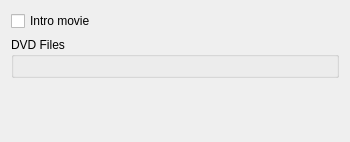
Above: src/widgets/dvdwizardvob_ui.ui from KDE/kdenlive before the change. Below: the same form after it.
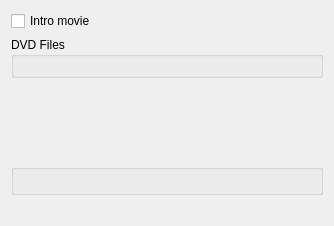
That is the form after the change. Custom widgets are drawn as their Qt base class.

The edit to the form file:
```diff
--- a/src/widgets/dvdwizardvob_ui.ui
+++ b/src/widgets/dvdwizardvob_ui.ui
@@ -5,8 +5,8 @@
    <rect>
     <x>0</x>
     <y>0</y>
-    <width>350</width>
-    <height>142</height>
+    <width>334</width>
+    <height>226</height>
    </rect>
   </property>
   <property name="windowTitle" >
@@ -20,7 +20,7 @@
      </property>
     </widget>
    </item>
-   <item row="0" column="1" >
+   <item row="0" column="1" colspan="2" >
     <widget class="KUrlRequester" name="intro_vob" >
      <property name="sizePolicy" >
       <sizepolicy vsizetype="Preferred" hsizetype="Expanding" >
@@ -30,10 +30,10 @@
      </property>
     </widget>
    </item>
-   <item row="1" column="0" colspan="2" >
+   <item row="1" column="0" colspan="3" >
     <widget class="QGroupBox" name="vob_list" >
      <property name="sizePolicy" >
-      <sizepolicy vsizetype="MinimumExpanding" hsizetype="Preferred" >
+      <sizepolicy vsizetype="Maximum" hsizetype="Preferred" >
        <horstretch>0</horstretch>
        <verstretch>0</verstretch>
       </sizepolicy>
@@ -48,7 +48,7 @@
      </layout>
     </widget>
    </item>
-   <item row="2" column="0" colspan="2" >
+   <item row="2" column="0" >
     <spacer name="verticalSpacer" >
      <property name="orientation" >
       <enum>Qt::Vertical</enum>
@@ -61,7 +61,7 @@
      </property>
     </spacer>
    </item>
-   <item row="3" column="0" colspan="2" >
+   <item row="4" column="0" colspan="3" >
     <widget class="QLabel" name="error_message" >
      <property name="sizePolicy" >
       <sizepolicy vsizetype="Preferred" hsizetype="Preferred" >
@@ -74,6 +74,13 @@
      </property>
     </widget>
    </item>
+   <item row="3" column="0" colspan="3" >
+    <widget class="QGroupBox" name="size_box" >
+     <property name="title" >
+      <string/>
+     </property>
+    </widget>
+   </item>
   </layout>
  </widget>
  <customwidgets>
```
